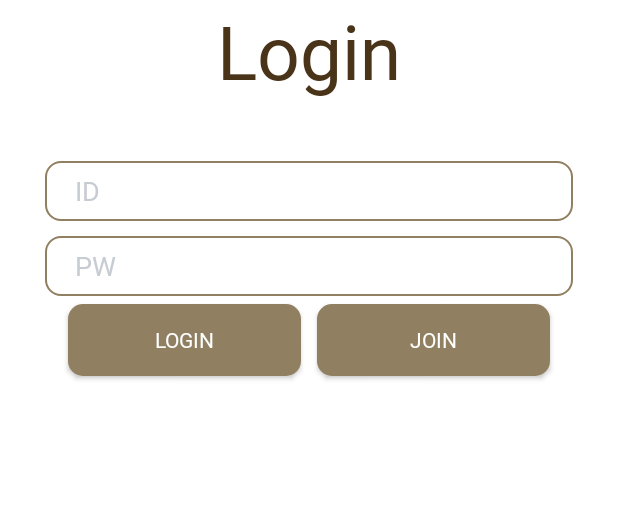
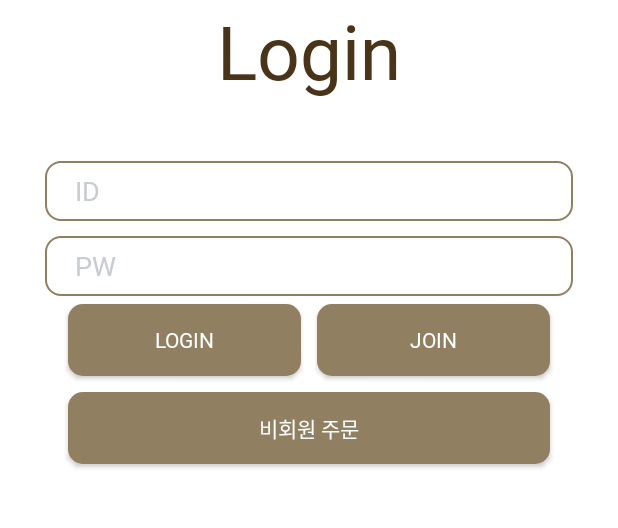
Before and after one commit to amane-IT/O2O-Smart-Cafe, an Android app: the screen it shows after launch (LoginActivity), on a phone screen of 412 x 824 dp, the part 450-978 px from its top. Run offline under Robolectric (Android 15) with nearby library versions, the phone set to English and light mode, and no system bars; 1 statement that could not run was skipped.

Commit message:
비회원 기능 추가

```diff
--- a/SmartStoreUI/app/src/main/AndroidManifest.xml
+++ b/SmartStoreUI/app/src/main/AndroidManifest.xml
@@ -65,9 +65,6 @@
         <meta-data
             android:name="com.google.android.geo.API_KEY"
             android:value="AIzaSyDULgJaV6_qaLKo3WkuCo1e2J6ugJDBPgk" />
-        <meta-data
-            android:name="com.google.android.geo.API_KEY"
-            android:value="AIzaSyDULgJaV6_qaLKo3WkuCo1e2J6ugJDBPgk" />
     </application>
 
 </manifest>
--- a/SmartStoreUI/app/src/main/java/com/ssafy/smartstore/MapActivity.kt
+++ b/SmartStoreUI/app/src/main/java/com/ssafy/smartstore/MapActivity.kt
@@ -44,7 +44,7 @@ class MapActivity : AppCompatActivity(), OnMapReadyCallback, GoogleMap.OnMarkerC
     private lateinit var mCurrentLocation: Location
     private lateinit var currentPosition: LatLng
 
-    private val cafeLatLng = LatLng(35.175595791074, 129.07040766977)
+    private val cafeLatLng = LatLng(37.545547, 126.971578)
     private var cafeMarker: Marker? = null
 
     override fun onCreate(savedInstanceState: Bundle?) {
--- a/SmartStoreUI/app/src/main/java/com/ssafy/smartstore/dialog/RatingDialog.kt
+++ b/SmartStoreUI/app/src/main/java/com/ssafy/smartstore/dialog/RatingDialog.kt
@@ -40,7 +40,7 @@ class RatingDialog(context: Context, comment: Comment) {
         btnOk.setOnClickListener {
 
             val rate = ratingScore.rating.toDouble()
-            comment.rating = rate
+            comment.rating = rate * 2
             CoroutineScope(Dispatchers.IO).launch {
                 val response = commentService.insert(comment).execute()
                 if(response.code() == 200){
--- a/SmartStoreUI/app/src/main/java/com/ssafy/smartstore/dialog/UpdateDialog.kt
+++ b/SmartStoreUI/app/src/main/java/com/ssafy/smartstore/dialog/UpdateDialog.kt
@@ -22,7 +22,7 @@ class UpdateDialog(context: Context, comment: Comment) {
     private lateinit var etvContent: EditText
     private lateinit var ratingScore: RatingBar
     private lateinit var tvScore: TextView
-    private val comment = comment
+    private var comment = comment
 
     private val commentService = IntentApplication.retrofit.create(CommentService::class.java)
 
@@ -39,6 +39,7 @@ class UpdateDialog(context: Context, comment: Comment) {
         btnOk = dialog.findViewById(R.id.btn_ok)
 
         etvContent.setText(comment.comment)
+        Log.d("TAG", "start: ${comment.comment}")
         tvScore.text = "${comment.rating}점"
         ratingScore.rating = comment.rating.toFloat() / 2
 
@@ -54,7 +55,7 @@ class UpdateDialog(context: Context, comment: Comment) {
                 val result = if(response.code() == 200){
                     var res = response.body()
                     if(res == false){
-                        Log.d("TAG", "start: 성공")
+                        Log.d("TAG", "start: $comment")
                         //Toast.makeText(this@UpdateDialog, "update 실패!", Toast.LENGTH_SHORT).show()
                         false
                     } else{
--- a/SmartStoreUI/app/src/main/res/layout/activity_login.xml
+++ b/SmartStoreUI/app/src/main/res/layout/activity_login.xml
@@ -91,4 +91,28 @@
             android:backgroundTint="?attr/btnBackgroundTint_user"
             android:textColor="?attr/btnTextColor_user"/>
     </LinearLayout>
+
+    <LinearLayout
+    android:layout_width="match_parent"
+    android:layout_height="wrap_content"
+    android:gravity="center"
+    android:layout_marginLeft="40sp"
+    android:layout_marginRight="40sp"
+    android:orientation="horizontal">
+
+    <Button
+        android:id="@+id/btn_non_user"
+        android:layout_width="wrap_content"
+        android:layout_height="wrap_content"
+        android:layout_weight="1"
+        android:text="비회원 주문"
+        android:onClick="loginNoUser"
+        style="@style/Button"
+
+        android:background="?attr/btnBackground_user"
+        android:backgroundTint="?attr/btnBackgroundTint_user"
+        android:textColor="?attr/btnTextColor_user"/>
 </LinearLayout>
+
+
+</LinearLayout>
--- a/SmartStoreUI/app/src/main/res/layout/dialog_update.xml
+++ b/SmartStoreUI/app/src/main/res/layout/dialog_update.xml
@@ -25,7 +25,9 @@
             android:id="@+id/comment_content"
             android:layout_width="match_parent"
             android:layout_height="wrap_content"
-            android:textSize="20sp" />
+            android:textSize="20sp"
+
+            android:textColor="@color/black"/>
 
     </LinearLayout>
 
--- a/SmartStoreUI/app/src/main/res/values/styles.xml
+++ b/SmartStoreUI/app/src/main/res/values/styles.xml
@@ -123,4 +123,8 @@
         <item name="android:textSize">25sp</item>
         <item name="android:textStyle">bold</item>
     </style>
+
+    <style name="AppCompatAlertDialog" parent="Theme.AppCompat.Light.Dialog.Alert">
+        <item name="android:background">@android:color/white</item>
+    </style>
 </resources>
```
Also changed, not shown: PenetrationProjectAPI/src/main/java/com/ssafy/cafe/controller/rest/UserRestController.java (+13 -1 lines), SmartStoreUI/app/src/main/java/com/ssafy/smartstore/LoginActivity.kt (+44 -3 lines), SmartStoreUI/app/src/main/java/com/ssafy/smartstore/OrderActivity.kt (+14 -6 lines), SmartStoreUI/app/src/main/java/com/ssafy/smartstore/ShoppingListActivity.kt (+32 -3 lines), SmartStoreUI/app/src/main/java/com/ssafy/smartstore/fragment/HomeFragment.kt (+9 -3 lines), SmartStoreUI/app/src/main/java/com/ssafy/smartstore/fragment/MenuDetailFragment.kt (+15 -8 lines), SmartStoreUI/app/src/main/java/com/ssafy/smartstore/fragment/MyPageFragment.kt (+13 -1 lines), 4 other files.
